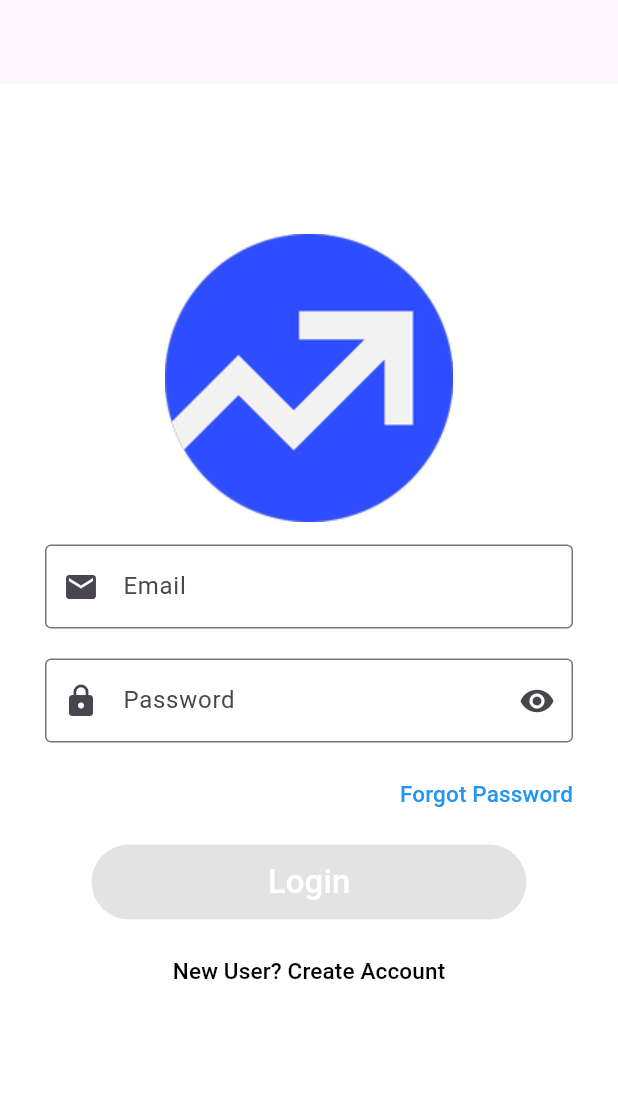
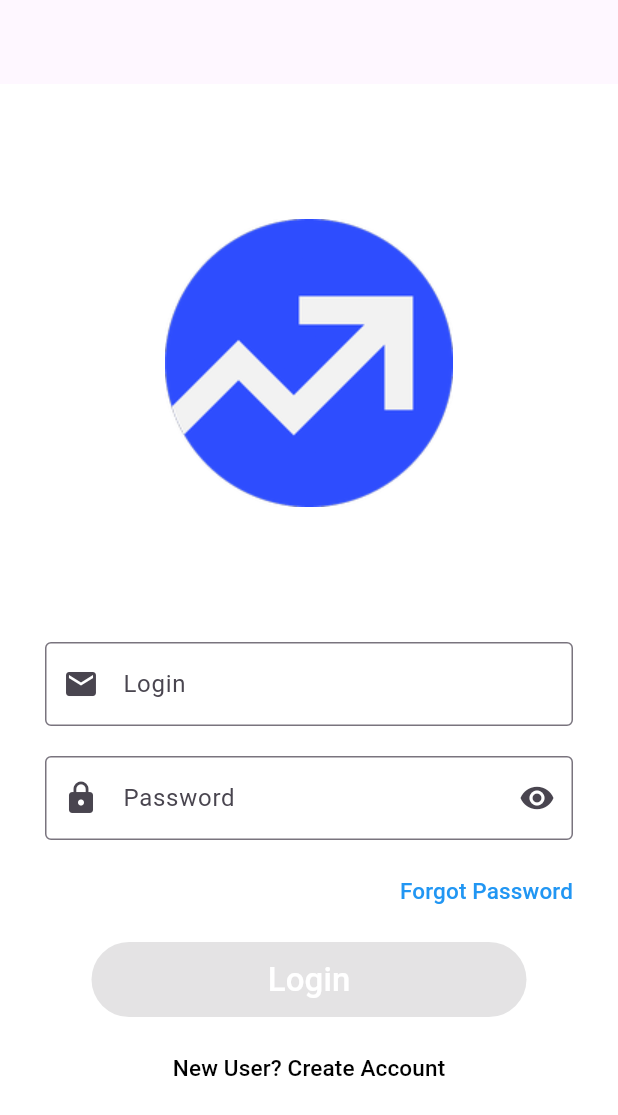
Before and after one commit to ciIHeB/stock, a Flutter app: the screen it shows after launch, on a phone screen of 412 x 824 dp. Shown: the top 1115 px of the screen. Run offline on Flutter 3.47's test engine with Material 3 defaults, Android fonts, the phone set to English and light mode, and no system bars; our stand-ins replace google_fonts.

Commit message:
20250427

```diff
--- a/lib/LoginPage.dart
+++ b/lib/LoginPage.dart
@@ -17,11 +17,11 @@ class _LoginScreenState extends State<LoginScreen> {
     if (email!.isEmpty) {
       return 'Can\'t be empty';
     }
-    if (email.length < 4) {
+    if (email.length < 2) {
       return 'Too short';
     }
     if (!RegExp(
-        r"^[a-zA-Z0-9.a-zA-Z0-9.!#$%&'*+-/=?^_`{|}~]+@[a-zA-Z0-9]+\.[a-zA-Z]+")
+        r"^[a-zA-Z]")
         .hasMatch(email)) {
       return 'Invalid Email Id';
     }
@@ -61,30 +61,29 @@ class _LoginScreenState extends State<LoginScreen> {
         //title: const Text("Login Page"),
       ),
       body: SingleChildScrollView(
-        padding: const EdgeInsets.only(top: 100.0),
+        padding: const EdgeInsets.only(top: 90.0),
+
         child: Form(
           key: _formKey,
           child: Column(
             children: <Widget>[
               Center(
                 child: Image(
-
                    // width: 200,
                    // height: 150,
-
                     image: AssetImage ('images/img.png')),
               ),
               Padding(
                 //padding: const EdgeInsets.only(left:15.0,right: 15.0,top:0,bottom: 0),
                 padding: const EdgeInsets.only(
-                    top: 15.0, bottom: 5.0, left: 30.0, right: 30.0),
+                    top: 90.0, bottom: 5.0, left: 30.0, right: 30.0),
                 child: TextFormField(
                   keyboardType: TextInputType.emailAddress,
                   decoration: const InputDecoration(
                     border: OutlineInputBorder(),
-                    labelText: 'Email',
+                    labelText: 'Login',
                     prefixIcon: Icon(Icons.email),
-                    hintText: 'Enter valid email id',
+                    hintText: 'Enter valid Login id',
                     // use the getter variable defined above
                   ),
                   validator: validateEmail,
```
